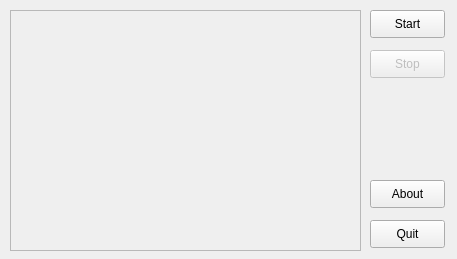
Above: src/gui/svmacgui.ui from dapicester/svmacs before the change. Below: the same form after it.
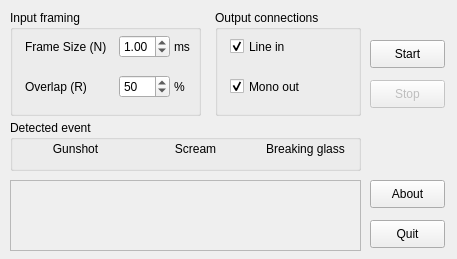
That is the form after the change.

Commit message: GUI: start e stop

```diff
--- a/src/gui/svmacgui.ui
+++ b/src/gui/svmacgui.ui
@@ -28,9 +28,9 @@
    <property name="geometry" >
     <rect>
      <x>10</x>
-     <y>10</y>
+     <y>180</y>
      <width>351</width>
-     <height>241</height>
+     <height>71</height>
     </rect>
    </property>
   </widget>
@@ -38,7 +38,7 @@
    <property name="geometry" >
     <rect>
      <x>370</x>
-     <y>10</y>
+     <y>40</y>
      <width>75</width>
      <height>28</height>
     </rect>
@@ -54,7 +54,7 @@
    <property name="geometry" >
     <rect>
      <x>370</x>
-     <y>50</y>
+     <y>80</y>
      <width>75</width>
      <height>28</height>
     </rect>
@@ -89,6 +89,224 @@
     <string>About</string>
    </property>
   </widget>
+  <widget class="QGroupBox" name="eventBox" >
+   <property name="geometry" >
+    <rect>
+     <x>10</x>
+     <y>120</y>
+     <width>351</width>
+     <height>51</height>
+    </rect>
+   </property>
+   <property name="title" >
+    <string>Detected event</string>
+   </property>
+   <widget class="QLabel" name="gunshotLabel" >
+    <property name="geometry" >
+     <rect>
+      <x>20</x>
+      <y>20</y>
+      <width>91</width>
+      <height>18</height>
+     </rect>
+    </property>
+    <property name="text" >
+     <string>Gunshot</string>
+    </property>
+    <property name="textFormat" >
+     <enum>Qt::RichText</enum>
+    </property>
+    <property name="alignment" >
+     <set>Qt::AlignCenter</set>
+    </property>
+   </widget>
+   <widget class="QLabel" name="screamLabel" >
+    <property name="geometry" >
+     <rect>
+      <x>140</x>
+      <y>20</y>
+      <width>91</width>
+      <height>18</height>
+     </rect>
+    </property>
+    <property name="text" >
+     <string>Scream</string>
+    </property>
+    <property name="textFormat" >
+     <enum>Qt::RichText</enum>
+    </property>
+    <property name="alignment" >
+     <set>Qt::AlignCenter</set>
+    </property>
+   </widget>
+   <widget class="QLabel" name="glassLabel" >
+    <property name="geometry" >
+     <rect>
+      <x>250</x>
+      <y>20</y>
+      <width>91</width>
+      <height>18</height>
+     </rect>
+    </property>
+    <property name="text" >
+     <string>Breaking glass</string>
+    </property>
+    <property name="textFormat" >
+     <enum>Qt::RichText</enum>
+    </property>
+    <property name="alignment" >
+     <set>Qt::AlignCenter</set>
+    </property>
+   </widget>
+  </widget>
+  <widget class="QGroupBox" name="inputBox" >
+   <property name="geometry" >
+    <rect>
+     <x>10</x>
+     <y>10</y>
+     <width>191</width>
+     <height>106</height>
+    </rect>
+   </property>
+   <property name="title" >
+    <string>Input framing</string>
+   </property>
+   <widget class="QDoubleSpinBox" name="NspinBox" >
+    <property name="geometry" >
+     <rect>
+      <x>109</x>
+      <y>25</y>
+      <width>51</width>
+      <height>23</height>
+     </rect>
+    </property>
+    <property name="maximum" >
+     <double>3.000000000000000</double>
+    </property>
+    <property name="singleStep" >
+     <double>0.010000000000000</double>
+    </property>
+    <property name="value" >
+     <double>1.000000000000000</double>
+    </property>
+   </widget>
+   <widget class="QSpinBox" name="RspinBox" >
+    <property name="geometry" >
+     <rect>
+      <x>109</x>
+      <y>65</y>
+      <width>51</width>
+      <height>23</height>
+     </rect>
+    </property>
+    <property name="value" >
+     <number>50</number>
+    </property>
+   </widget>
+   <widget class="QLabel" name="label_3" >
+    <property name="geometry" >
+     <rect>
+      <x>164</x>
+      <y>25</y>
+      <width>21</width>
+      <height>23</height>
+     </rect>
+    </property>
+    <property name="text" >
+     <string>ms</string>
+    </property>
+   </widget>
+   <widget class="QLabel" name="label_4" >
+    <property name="geometry" >
+     <rect>
+      <x>164</x>
+      <y>65</y>
+      <width>31</width>
+      <height>23</height>
+     </rect>
+    </property>
+    <property name="text" >
+     <string>%</string>
+    </property>
+   </widget>
+   <widget class="QLabel" name="label_5" >
+    <property name="geometry" >
+     <rect>
+      <x>15</x>
+      <y>65</y>
+      <width>91</width>
+      <height>23</height>
+     </rect>
+    </property>
+    <property name="text" >
+     <string>Overlap (R)</string>
+    </property>
+    <property name="alignment" >
+     <set>Qt::AlignLeading|Qt::AlignLeft|Qt::AlignVCenter</set>
+    </property>
+   </widget>
+   <widget class="QLabel" name="label_2" >
+    <property name="geometry" >
+     <rect>
+      <x>15</x>
+      <y>25</y>
+      <width>91</width>
+      <height>23</height>
+     </rect>
+    </property>
+    <property name="text" >
+     <string>Frame Size (N)</string>
+    </property>
+    <property name="alignment" >
+     <set>Qt::AlignLeading|Qt::AlignLeft|Qt::AlignVCenter</set>
+    </property>
+   </widget>
+  </widget>
+  <widget class="QGroupBox" name="outputBox" >
+   <property name="geometry" >
+    <rect>
+     <x>215</x>
+     <y>10</y>
+     <width>146</width>
+     <height>106</height>
+    </rect>
+   </property>
+   <property name="title" >
+    <string>Output connections</string>
+   </property>
+   <widget class="QCheckBox" name="inputCheckBox" >
+    <property name="geometry" >
+     <rect>
+      <x>15</x>
+      <y>25</y>
+      <width>80</width>
+      <height>23</height>
+     </rect>
+    </property>
+    <property name="text" >
+     <string>Line in</string>
+    </property>
+    <property name="checked" >
+     <bool>true</bool>
+    </property>
+   </widget>
+   <widget class="QCheckBox" name="outputCheckBox" >
+    <property name="geometry" >
+     <rect>
+      <x>15</x>
+      <y>65</y>
+      <width>80</width>
+      <height>23</height>
+     </rect>
+    </property>
+    <property name="text" >
+     <string>Mono out</string>
+    </property>
+    <property name="checked" >
+     <bool>true</bool>
+    </property>
+   </widget>
+  </widget>
  </widget>
  <resources/>
  <connections/>
```
The commit also changes 7 other files.
